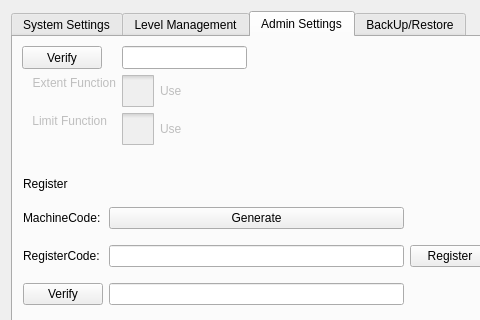
Old version of the form hcsettings/ichcsystemsettingsframe.ui in the repository GaussCheng/2-5AxisPunch; both pictures show x 0 to 480 and y 0 to 320 of the 1196 by 463 pixel window.
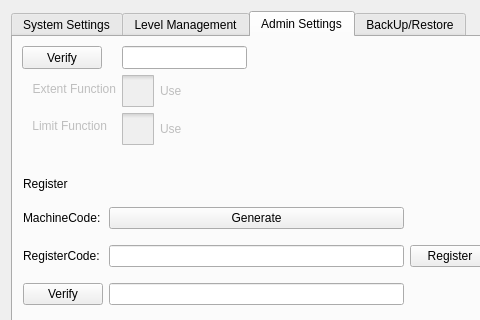
New version of the form. The open tabs and pages were chosen to show the change. Icons and pictures are not drawn. Custom widgets are drawn as their Qt base class.

Patch:
```diff
--- a/hcsettings/ichcsystemsettingsframe.ui
+++ b/hcsettings/ichcsystemsettingsframe.ui
@@ -707,7 +707,7 @@
        <property name="geometry">
         <rect>
          <x>9</x>
-         <y>38</y>
+         <y>44</y>
          <width>94</width>
          <height>16</height>
         </rect>
@@ -780,7 +780,7 @@
        <property name="geometry">
         <rect>
          <x>9</x>
-         <y>76</y>
+         <y>81</y>
          <width>85</width>
          <height>16</height>
         </rect>
```
Left out of the diff: 2 changed lines with no effect on the pictures.
